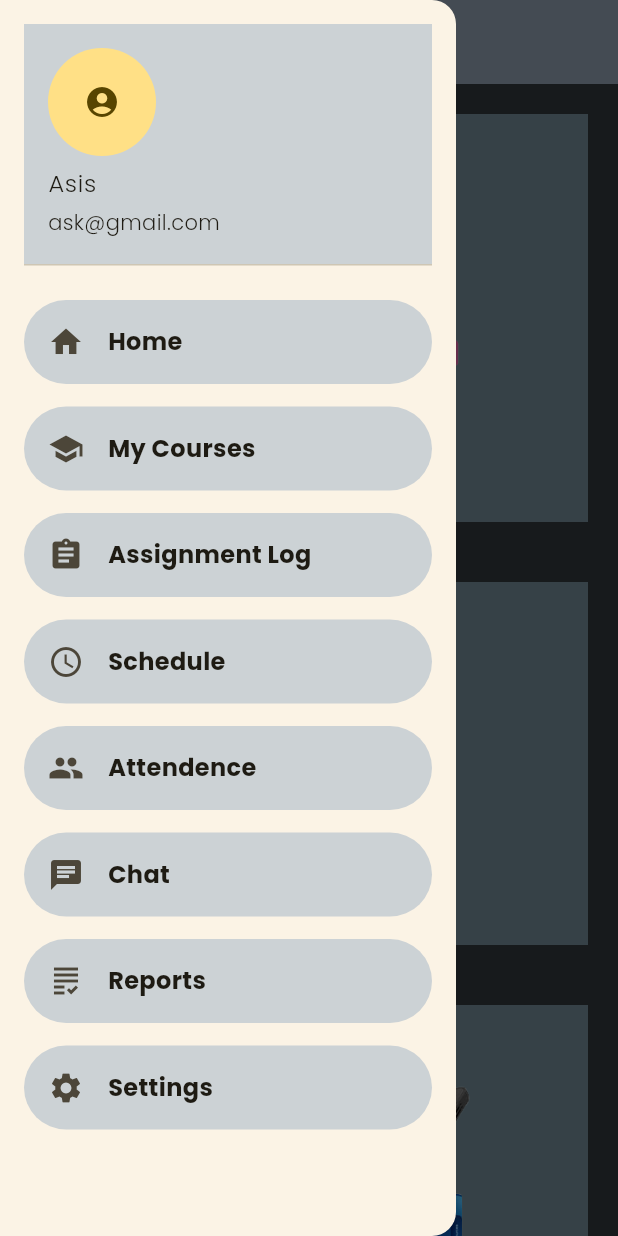
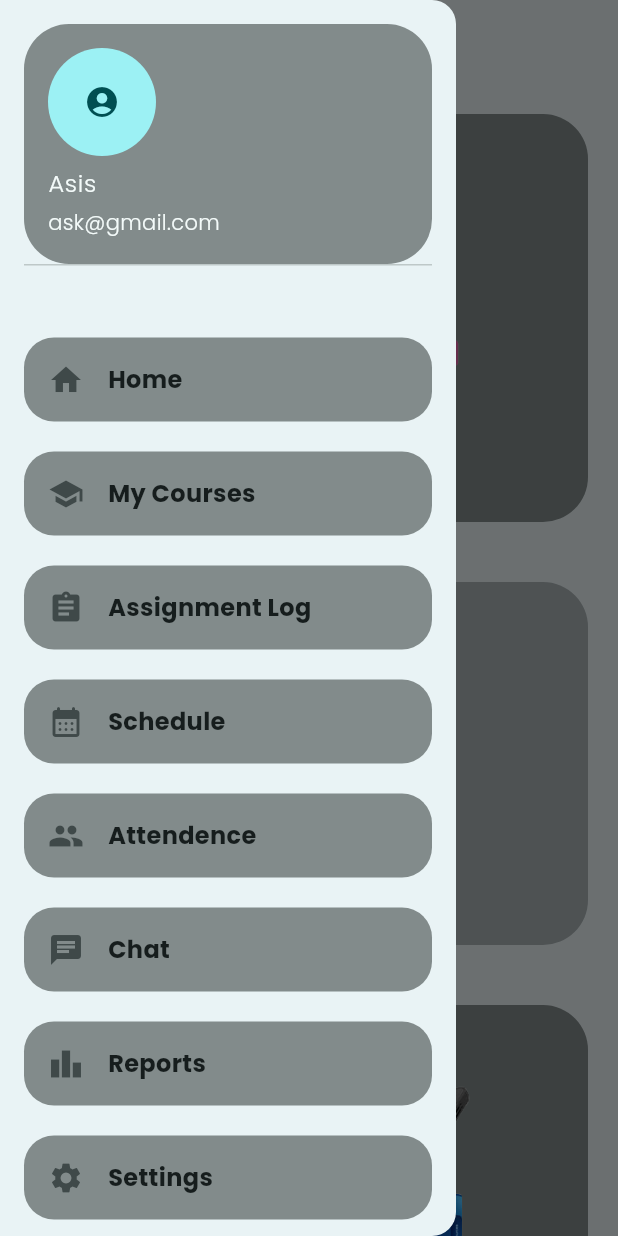
Before and after one commit to nightlight4190/AcademyMS, a Flutter app: the screen it shows after launch, with the side drawer open, on a phone screen of 412 x 824 dp. Run offline on Flutter 3.47's test engine with Material 3 defaults, Android fonts, the phone set to English and light mode, and no system bars.

Commit message:
updated home page

```diff
--- a/lib/main.dart
+++ b/lib/main.dart
@@ -16,8 +16,8 @@ class MyApp extends StatelessWidget {
       theme: ThemeData(
         fontFamily: 'Poppins',
         colorScheme: ColorScheme.fromSeed(
-          seedColor: const Color.fromRGBO(254, 206, 1, 1),
-          primary: const Color.fromRGBO(254, 206, 1, 1),
+          seedColor:  const Color.fromARGB(255, 130, 139, 139),
+          primary: const Color.fromARGB(255, 130, 139, 139),
         ),
           textTheme: const TextTheme(
             titleMedium: TextStyle(
@@ -30,8 +30,20 @@ class MyApp extends StatelessWidget {
             )
           ),
        ),
-
-       home: const HomeScreen(),
+       home:  const HomeScreen(),
     );
   }
 }
+
+
+
+
+// void main(){
+//   runApp(MaterialApp(
+//     debugShowCheckedModeBanner: false,
+//     initialRoute: 'login',
+//     routes: {
+//       'login':(context)=> const MySignin()
+//     } ,
+//   ));
+// }
--- a/lib/view/screens/course_card.dart
+++ b/lib/view/screens/course_card.dart
@@ -3,10 +3,12 @@ import 'package:flutter/material.dart';
 class CourseCard extends StatelessWidget {
   final String title;
   final String image;
+  final Color backgroundColor;
 
   const CourseCard({super.key,
   required this.title,
   required this.image,
+  required this.backgroundColor,
   });
 
 
@@ -15,7 +17,10 @@ class CourseCard extends StatelessWidget {
     return Container(
       margin:const EdgeInsets.all(20),
       padding: const EdgeInsets.all(16.0),
-      color: const Color.fromARGB(255, 117, 142, 155),
+      decoration: BoxDecoration(
+        borderRadius: BorderRadius.circular(30),
+        color: backgroundColor,
+      ),
       child: Column(
         crossAxisAlignment: CrossAxisAlignment.start,
         children: [
--- a/lib/view/screens/global_variables.dart
+++ b/lib/view/screens/global_variables.dart
@@ -21,9 +21,4 @@ final courses = [
      'title': 'Digital Marketing',
      'imageUrl': 'assets/images/digital.png'
   },
-  {
-    'id':'4',
-    'title': 'SEO',
-    'imageUrl': 'assets/images/digital.png'
-  }
 ];
--- a/lib/view/screens/home_page.dart
+++ b/lib/view/screens/home_page.dart
@@ -15,11 +15,14 @@ class _HomeScreenState extends State<HomeScreen> {
   @override
   Widget build(BuildContext context) {
     return SafeArea(
+
       child: Scaffold(
-        backgroundColor: const Color.fromARGB(255, 51, 56, 61),
+        backgroundColor: const Color.fromRGBO(	233, 243, 245, 1),
+
         appBar: AppBar(
-          title: const Text("Home"),
-          backgroundColor: const Color.fromARGB(255, 148, 164, 180),
+          title:  Text("Home",
+          style: Theme.of(context).textTheme.titleMedium,),
+         backgroundColor: const Color.fromRGBO(	233, 243, 245, 1),
         ),
         drawer: const NavDrawer(),
 
@@ -31,6 +34,9 @@ class _HomeScreenState extends State<HomeScreen> {
               return CourseCard(
                 title: course['title'] as String,
                 image: course['imageUrl'] as String,
+                backgroundColor: index.isEven
+                ?  const Color.fromARGB(255, 130, 139, 139)
+                : const Color.fromARGB(255, 169, 178, 181),
               );
             }),
         ),
--- a/lib/view/screens/navigation_drawer.dart
+++ b/lib/view/screens/navigation_drawer.dart
@@ -5,87 +5,91 @@ class NavDrawer extends StatelessWidget {
 
   @override
   Widget build(BuildContext context) {
+
     final border =  RoundedRectangleBorder(
-              borderRadius: BorderRadius.circular(30),
+              borderRadius: BorderRadius.circular(20),
             );
+
     return  Drawer(
+      backgroundColor: const Color.fromRGBO(	233, 243, 245, 1),
       child: ListView(
         padding:  const EdgeInsets.symmetric(horizontal: 16, vertical: 16),
         children:  [
-         const UserAccountsDrawerHeader(
-           accountName: Text("Asis"),
-           accountEmail:  Text("ask@gmail.com"),
-           currentAccountPicture: CircleAvatar(
+          UserAccountsDrawerHeader(
+           accountName: const Text("Asis"),
+           accountEmail: const Text("ask@gmail.com"),
+           currentAccountPicture: const CircleAvatar(
              child: ClipOval(
                child:Icon(Icons.account_circle_rounded),
              ),
            ),
            decoration: BoxDecoration(
-             color:   Color.fromARGB(255, 204, 210, 213),
+            borderRadius: BorderRadius.circular(30),
+            color: Theme.of(context).colorScheme.primary,
+
            ),
          ),
 
-          const SizedBox(height: 15),
+        const SizedBox(height: 40),
 
           ListTile(
             shape: border,
-            tileColor: const Color.fromARGB(255, 204, 210, 213),
+            tileColor:Theme.of(context).colorScheme.primary,
             leading: const Icon(Icons.home),
             title:  Text("Home",
             style: Theme.of(context).textTheme.bodyMedium),
             onTap: () {},
           ),
 
-          const SizedBox(height: 15),
+          const SizedBox(height: 20),
 
           ListTile(
             shape: border,
-            tileColor: const Color.fromARGB(255, 204, 210, 213),
+            tileColor: Theme.of(context).colorScheme.primary,
             leading: const Icon(Icons.school),
             title:  Text("My Courses",
              style: Theme.of(context).textTheme.bodyMedium),
             onTap: () {},
           ),
 
-          const SizedBox(height: 15),
+          const SizedBox(height: 20),
 
           ListTile(
             shape:border,
-            tileColor: const Color.fromARGB(255, 204, 210, 213),
+            tileColor: Theme.of(context).colorScheme.primary,
             leading: const Icon(Icons.assignment),
             title:  Text("Assignment Log",
              style: Theme.of(context).textTheme.bodyMedium),
             onTap: () {},
           ),
 
-          const SizedBox(height: 15),
+          const SizedBox(height: 20),
 
           ListTile(
             shape: border,
-            tileColor: const Color.fromARGB(255, 204, 210, 213),
-            leading: const Icon(Icons.schedule,
-            weight: 400,),
+            tileColor:Theme.of(context).colorScheme.primary,
+            leading: const Icon(Icons.calendar_month_rounded),
             title: Text("Schedule",
             style: Theme.of(context).textTheme.bodyMedium),
             onTap: () {},
           ),
 
-           const SizedBox(height: 15),
+           const SizedBox(height: 20),
 
            ListTile(
             shape: border,
-            tileColor:const Color.fromARGB(255, 204, 210, 213),
+            tileColor:Theme.of(context).colorScheme.primary,
             leading: const Icon(Icons.group),
             title:  Text("Attendence",
              style: Theme.of(context).textTheme.bodyMedium),
             onTap: () {},
           ),
 
-           const SizedBox(height: 15),
+           const SizedBox(height: 20),
 
           ListTile(
             shape: border,
-            tileColor: const Color.fromARGB(255, 204, 210, 213),
+            tileColor: Theme.of(context).colorScheme.primary,
             leading: const Icon(Icons.chat),
             title:  Text("Chat",
              style: Theme.of(context).textTheme.bodyMedium),
@@ -93,22 +97,22 @@ class NavDrawer extends StatelessWidget {
             onTap: () {},
           ),
 
-           const SizedBox(height: 15),
+           const SizedBox(height: 20),
 
           ListTile(
             shape: border,
-            tileColor: const Color.fromARGB(255, 204, 210, 213),
-            leading: const Icon(Icons.grading),
+            tileColor: Theme.of(context).colorScheme.primary,
+            leading: const Icon(Icons.leaderboard),
             title:  Text("Reports",
              style: Theme.of(context).textTheme.bodyMedium),
             onTap: () {},
           ),
 
-          const SizedBox(height: 15),
+          const SizedBox(height: 20),
 
            ListTile(
             shape: border,
-            tileColor: const Color.fromARGB(255, 204, 210, 213),
+            tileColor: Theme.of(context).colorScheme.primary,
             leading: const Icon(Icons.settings),
             title:  Text("Settings",
              style: Theme.of(context).textTheme.bodyMedium),
```
Also changed, not shown: lib/view/screens/loginpage.dart (added, +95 -0 lines), lib/features/course_enrollment.dart (added).
